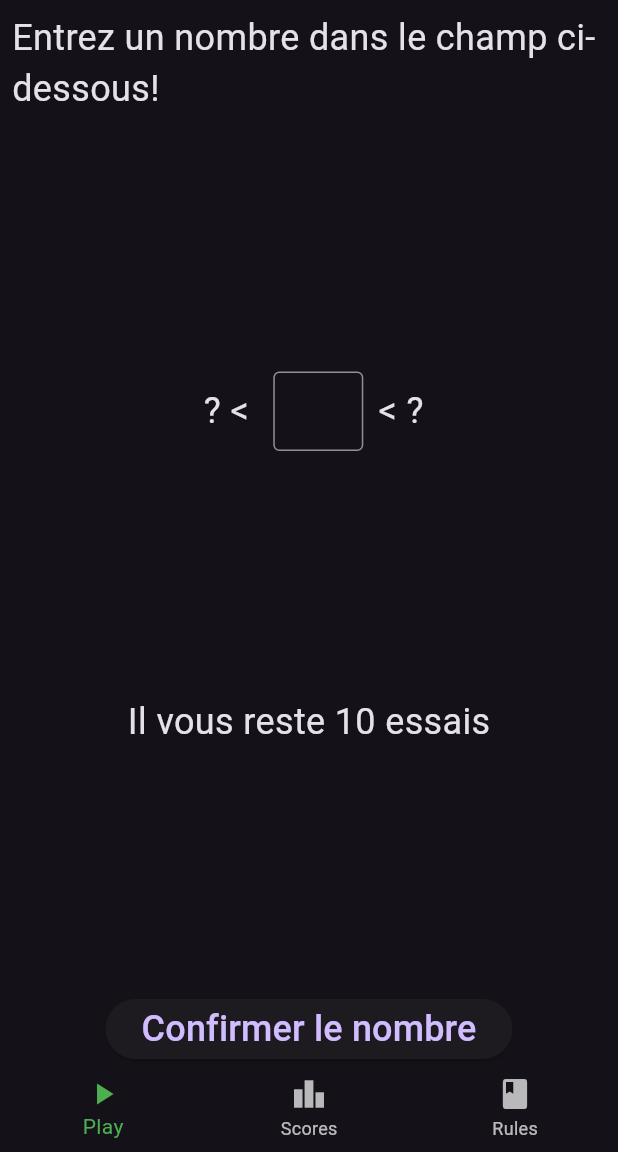
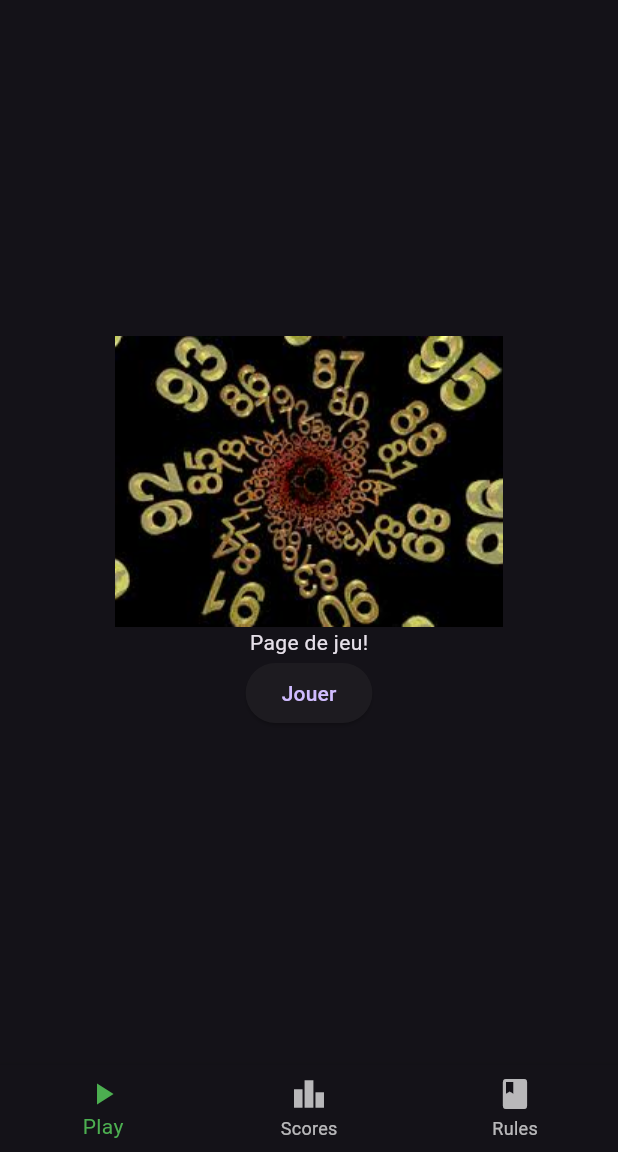
Before and after one commit to Juliette0070/jeu, a Flutter app: the screen it shows after launch, on a phone screen of 412 x 824 dp, the part 84-1236 px from its top. Run offline on Flutter 3.47's test engine with Material 3 defaults, Android fonts, the light colour scheme and no system bars; our stand-ins replace google_fonts.

Commit message:
play affiche le statefulWidget play qui varie entre afficher la page du bouton jouer et celle du jeu

```diff
--- a/lib/main.dart
+++ b/lib/main.dart
@@ -1,8 +1,8 @@
 import 'package:flutter/material.dart';
-import 'pages/mainPage.dart';
+import 'pages/main_page.dart';
 
 void main() {
-  runApp( MaterialApp(
+  runApp(const MaterialApp(
       debugShowCheckedModeBanner: false,
       title: "Nombre mystère",
       home: MainPage()
--- a/lib/pages/mainPage.dart
+++ b/lib/pages/main_page.dart
@@ -2,7 +2,6 @@ import 'package:flutter/material.dart';
 import 'package:jeu/pages/play.dart';
 import 'package:jeu/pages/scores.dart';
 import 'package:jeu/pages/rules.dart';
-import 'package:jeu/pages/game.dart';
 import 'package:jeu/mytheme.dart';
 
 class MainPage extends StatefulWidget{
@@ -23,13 +22,13 @@ class Home extends State<MainPage>{
 
     switch(_currentScreen){
       case 0:
-        child = Game();
+        child = const Play();
         break;
       case 1:
-        child = Scores();
+        child = const Scores();
         break;
       case 2:
-        child = Rules();
+        child = const Rules();
         break;
     }
 
--- a/lib/pages/play.dart
+++ b/lib/pages/play.dart
@@ -1,8 +1,36 @@
 import 'package:flutter/material.dart';
 import '../../mytheme.dart';
+import 'package:jeu/pages/game.dart';
 
-class Play extends StatelessWidget {
+class Play extends StatefulWidget {
   const Play({super.key});
+
+  @override
+  State<Play> createState() => _PlayState();
+}
+
+class _PlayState extends State<Play> {
+  static bool isGameScreenVisible = false;
+
+  @override
+  Widget build(BuildContext context) {
+    return isGameScreenVisible
+        ? const Game()
+        : WidgetLancerJeu(
+          onPlayPressed: () {
+            setState(() {
+              isGameScreenVisible = true;
+            });
+          },
+    );
+  }
+}
+
+class WidgetLancerJeu extends StatelessWidget {
+  final VoidCallback onPlayPressed;
+
+  const WidgetLancerJeu({Key? key, required this.onPlayPressed})
+      : super(key: key);
 
   @override
   Widget build(BuildContext context) {
@@ -15,7 +43,11 @@ class Play extends StatelessWidget {
                 mainAxisAlignment: MainAxisAlignment.center,
                 children: <Widget>[
                   Image.asset('assets/images/nombreMystere.jpg'),
-                  Text("Page de jeu!")
+                  const Text("Page de jeu!"),
+                  ElevatedButton(
+                    onPressed: onPlayPressed,
+                    child: const Text('Jouer'),
+                  ),
                 ],
               ),
             )
--- a/lib/pages/rules.dart
+++ b/lib/pages/rules.dart
@@ -15,7 +15,7 @@ class Rules extends StatelessWidget {
         home: Scaffold(
             body: Center(
                 child: ListView(
-                  padding: EdgeInsets.all(8),
+                  padding: const EdgeInsets.all(8),
                   children: <Widget>[
                     Container(
                       margin: EdgeInsets.symmetric(vertical: screenHeight * 0.05, horizontal: screenWidth * 0.05),
```
